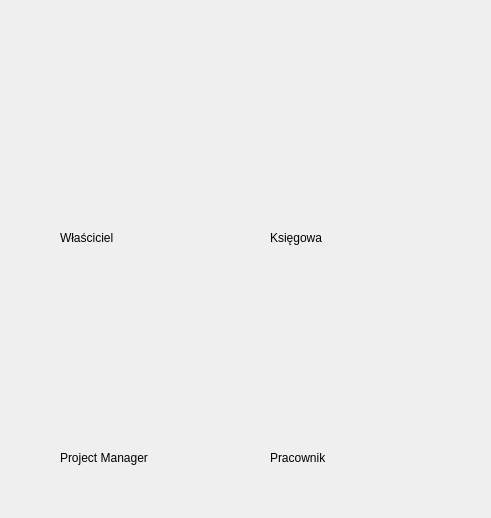
This is windows/choose_window.ui in krzysztoftc/ProjektBD as Qt 5 draws it before an edit. The edited form follows.
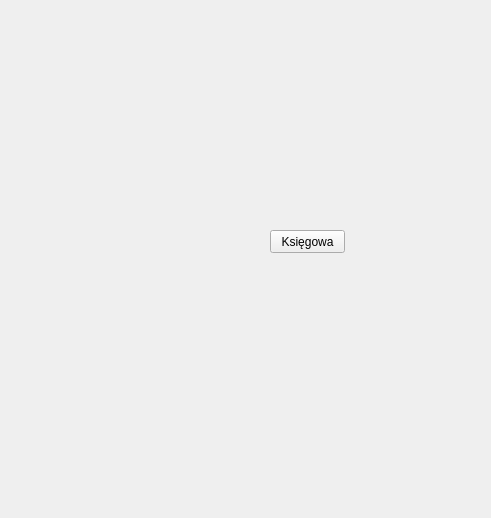
This is the edited form. Icons and pictures are not drawn.

What changed in the file:
```diff
--- a/windows/choose_window.ui
+++ b/windows/choose_window.ui
@@ -36,32 +36,6 @@
      <bool>true</bool>
     </property>
    </widget>
-   <widget class="QLabel" name="label_2">
-    <property name="geometry">
-     <rect>
-      <x>60</x>
-      <y>230</y>
-      <width>101</width>
-      <height>16</height>
-     </rect>
-    </property>
-    <property name="text">
-     <string>Właściciel</string>
-    </property>
-   </widget>
-   <widget class="QLabel" name="label_3">
-    <property name="geometry">
-     <rect>
-      <x>270</x>
-      <y>230</y>
-      <width>101</width>
-      <height>16</height>
-     </rect>
-    </property>
-    <property name="text">
-     <string>Księgowa</string>
-    </property>
-   </widget>
    <widget class="QLabel" name="label_4">
     <property name="geometry">
      <rect>
@@ -84,19 +58,6 @@
      <bool>true</bool>
     </property>
    </widget>
-   <widget class="QLabel" name="label_5">
-    <property name="geometry">
-     <rect>
-      <x>60</x>
-      <y>450</y>
-      <width>101</width>
-      <height>16</height>
-     </rect>
-    </property>
-    <property name="text">
-     <string>Project Manager</string>
-    </property>
-   </widget>
    <widget class="QLabel" name="label_6">
     <property name="geometry">
      <rect>
@@ -119,19 +80,6 @@
      <bool>true</bool>
     </property>
    </widget>
-   <widget class="QLabel" name="label_7">
-    <property name="geometry">
-     <rect>
-      <x>270</x>
-      <y>450</y>
-      <width>101</width>
-      <height>16</height>
-     </rect>
-    </property>
-    <property name="text">
-     <string>Pracownik</string>
-    </property>
-   </widget>
    <widget class="QLabel" name="label_8">
     <property name="geometry">
      <rect>
@@ -154,6 +102,25 @@
      <bool>true</bool>
     </property>
    </widget>
+   <widget class="QPushButton" name="pushButton">
+    <property name="geometry">
+     <rect>
+      <x>270</x>
+      <y>230</y>
+      <width>75</width>
+      <height>23</height>
+     </rect>
+    </property>
+    <property name="text">
+     <string>Księgowa</string>
+    </property>
+    <property name="iconSize">
+     <size>
+      <width>200</width>
+      <height>200</height>
+     </size>
+    </property>
+   </widget>
   </widget>
   <widget class="QMenuBar" name="menubar">
    <property name="geometry">
```
Left out of the diff: 12 changed lines with no effect on the pictures.
